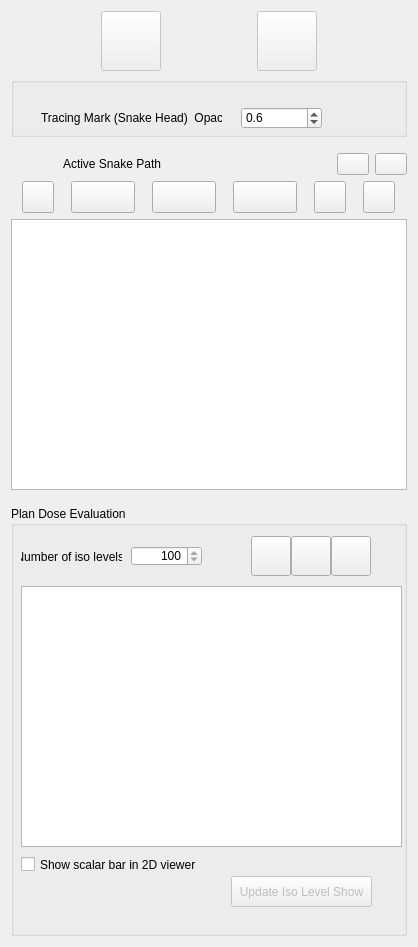
The window that Modules/Loadable/PathPlan/Resources/UI/qSRPlanPathPlanModule.ui (zoulianmp/SRPlan4Snake) describes before a commit, drawn with Qt 5.
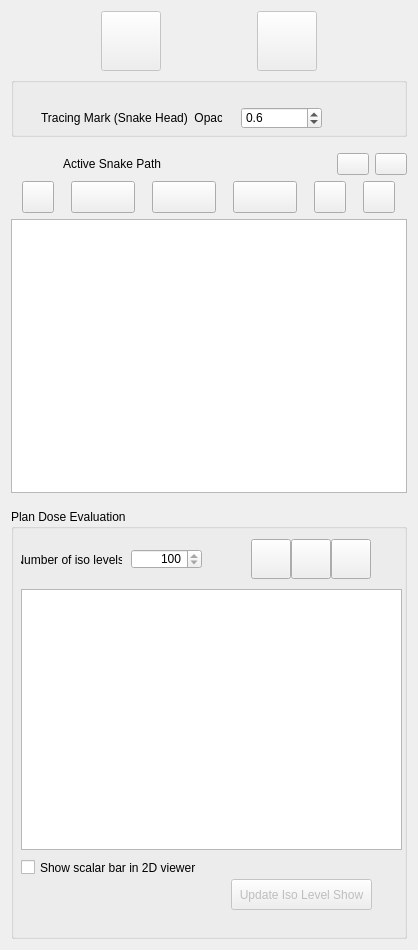
The same window after the commit. Icons and pictures are not drawn. Custom widgets are drawn as their Qt base class.

```diff
--- a/Modules/Loadable/PathPlan/Resources/UI/qSRPlanPathPlanModule.ui
+++ b/Modules/Loadable/PathPlan/Resources/UI/qSRPlanPathPlanModule.ui
@@ -7,7 +7,7 @@
     <x>0</x>
     <y>0</y>
     <width>418</width>
-    <height>947</height>
+    <height>950</height>
    </rect>
   </property>
   <property name="sizePolicy">
```
